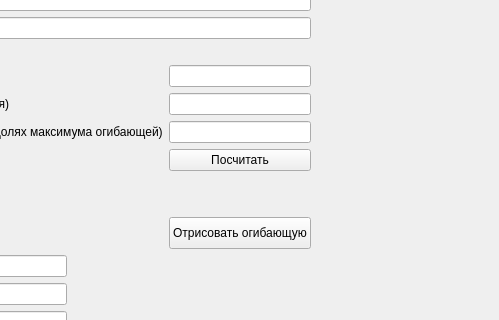
Above: gui_for_create_secad/gui/generaldata.ui from baseoleph/secad before the change; both pictures show x 416 to 915 and y 286 to 606 of the 915 by 791 pixel window. Below: the same form after it.
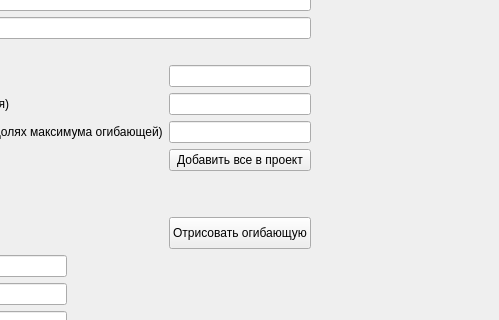
That is the form after the change.

Diff of the .ui file:
```diff
--- a/gui_for_create_secad/gui/generaldata.ui
+++ b/gui_for_create_secad/gui/generaldata.ui
@@ -80,7 +80,7 @@
        <item>
         <widget class="QPushButton" name="pushButton_2">
          <property name="text">
-          <string>Посчитать</string>
+          <string>Добавить все в проект</string>
          </property>
         </widget>
        </item>
```
Left out of the diff: 2 changed lines with no effect on the pictures.
